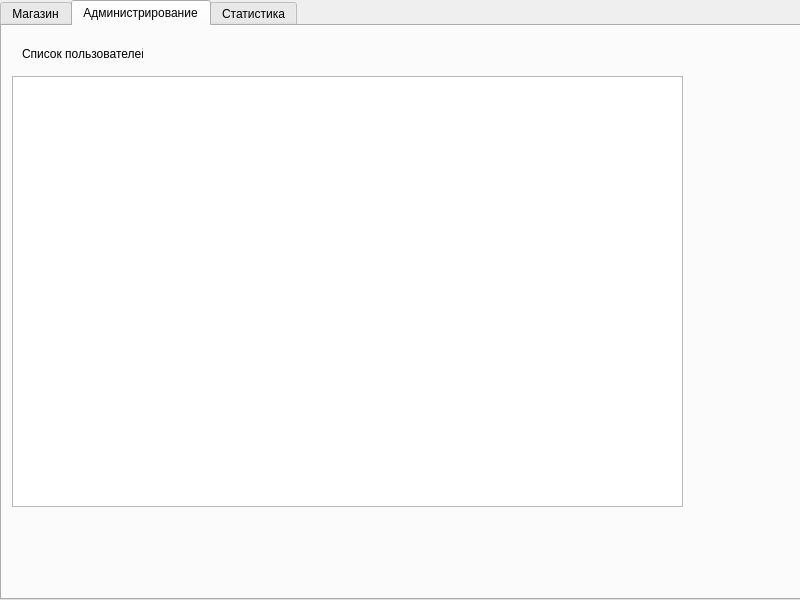
This is Бэкапы интерфейсов/admin_ui.ui in T1murCoder/timur_qt_project as Qt 5 draws it before an edit. The edited form follows.
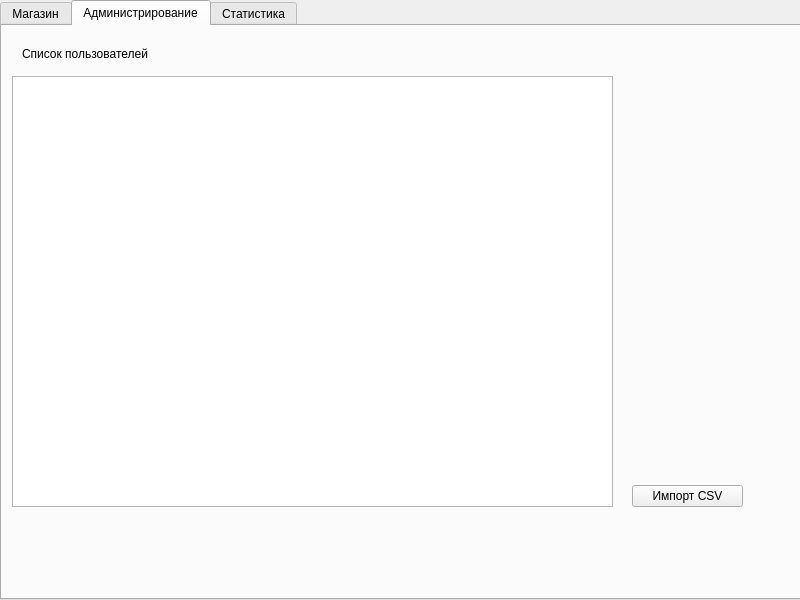
This is the edited form. The open tabs and pages were chosen to show the change. Icons and pictures are not drawn.

Commit message: сделал импорт таблицы пользователей в csv

Diff of the .ui file:
```diff
--- a/Бэкапы интерфейсов/admin_ui.ui
+++ b/Бэкапы интерфейсов/admin_ui.ui
@@ -221,7 +221,7 @@
        <rect>
         <x>10</x>
         <y>50</y>
-        <width>671</width>
+        <width>601</width>
         <height>431</height>
        </rect>
       </property>
@@ -240,7 +240,7 @@
        <rect>
         <x>20</x>
         <y>20</y>
-        <width>121</width>
+        <width>131</width>
         <height>16</height>
        </rect>
       </property>
@@ -248,6 +248,38 @@
        <string>Список пользователей</string>
       </property>
      </widget>
+     <widget class="QWidget" name="verticalLayoutWidget_2">
+      <property name="geometry">
+       <rect>
+        <x>630</x>
+        <y>50</y>
+        <width>111</width>
+        <height>431</height>
+       </rect>
+      </property>
+      <layout class="QVBoxLayout" name="verticalLayout_2">
+       <item>
+        <spacer name="verticalSpacer_2">
+         <property name="orientation">
+          <enum>Qt::Vertical</enum>
+         </property>
+         <property name="sizeHint" stdset="0">
+          <size>
+           <width>20</width>
+           <height>40</height>
+          </size>
+         </property>
+        </spacer>
+       </item>
+       <item>
+        <widget class="QPushButton" name="btn_import_to_csv_users">
+         <property name="text">
+          <string>Импорт CSV</string>
+         </property>
+        </widget>
+       </item>
+      </layout>
+     </widget>
     </widget>
     <widget class="QWidget" name="tab_profile">
      <attribute name="icon">
```
Left out of the diff: 8 changed lines with no effect on the pictures. The commit also changes 4 other files.
